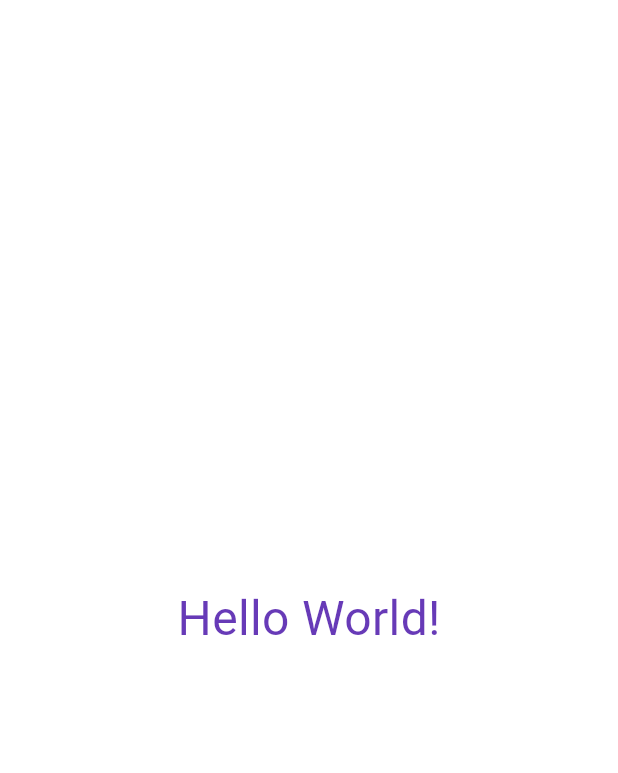
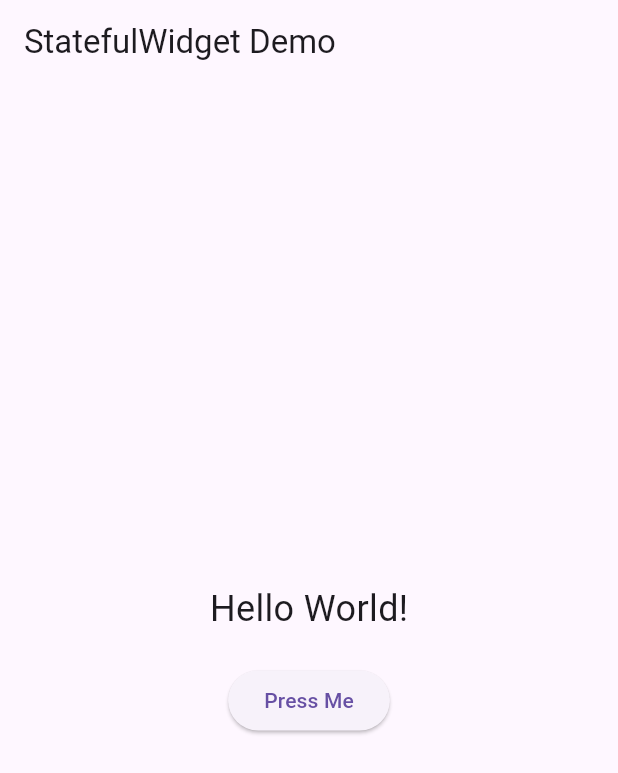
Before and after one commit to MondiraDey/flutter_application_4, a Flutter app: the screen it shows after launch, on a phone screen of 412 x 824 dp. Shown: the top 773 px of the screen. Run offline on Flutter 3.47's test engine with Material 3 defaults, Android fonts, the phone set to English and light mode, and no system bars; Roboto replaces fonts that are missing (Lobster).

Commit message:
2nd Code

```diff
--- a/lib/main.dart
+++ b/lib/main.dart
@@ -1,10 +1,6 @@
 import 'package:flutter/material.dart';
 
 void main() {
-  // Ensure all bindings are initialized before running the app
-  WidgetsFlutterBinding.ensureInitialized();
-
-  // Run the app
   runApp(MyApp());
 }
 
@@ -12,22 +8,46 @@ class MyApp extends StatelessWidget {
   @override
   Widget build(BuildContext context) {
     return MaterialApp(
-      title: 'Hello World App',
-      theme: ThemeData(
-        // Optional: set default font family
-        fontFamily: 'Lobster',
+      title: 'Button Press Example',
+      home: MyHomePage(),
+    );
+  }
+}
+
+class MyHomePage extends StatefulWidget {
+  @override
+  _MyHomePageState createState() => _MyHomePageState();
+}
+
+class _MyHomePageState extends State<MyHomePage> {
+  String displayText = "Hello World!";
+
+  void _updateText() {
+    setState(() {
+      displayText = "Button Pressed";
+    });
+  }
+
+  @override
+  Widget build(BuildContext context) {
+    return Scaffold(
+      appBar: AppBar(
+        title: Text("StatefulWidget Demo"),
       ),
-      home: Scaffold(
-        backgroundColor: Colors.white,
-        body: Center(
-          child: Text(
-            'Hello World!',
-            style: TextStyle(
-              fontFamily: 'Lobster', // use custom font
-              fontSize: 32,
-              color: Colors.deepPurple, // custom color
+      body: Center(
+        child: Column(
+          mainAxisAlignment: MainAxisAlignment.center,
+          children: [
+            Text(
+              displayText,
+              style: TextStyle(fontSize: 24),
             ),
-          ),
+            SizedBox(height: 20),
+            ElevatedButton(
+              onPressed: _updateText,
+              child: Text("Press Me"),
+            ),
+          ],
         ),
       ),
     );
```
